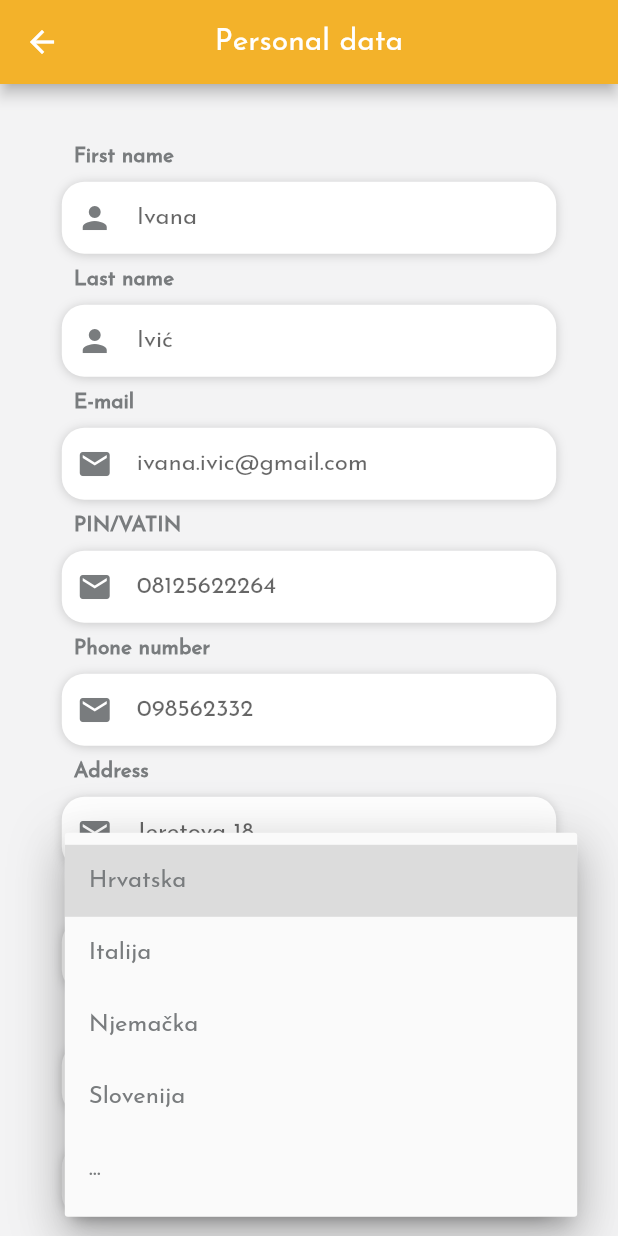
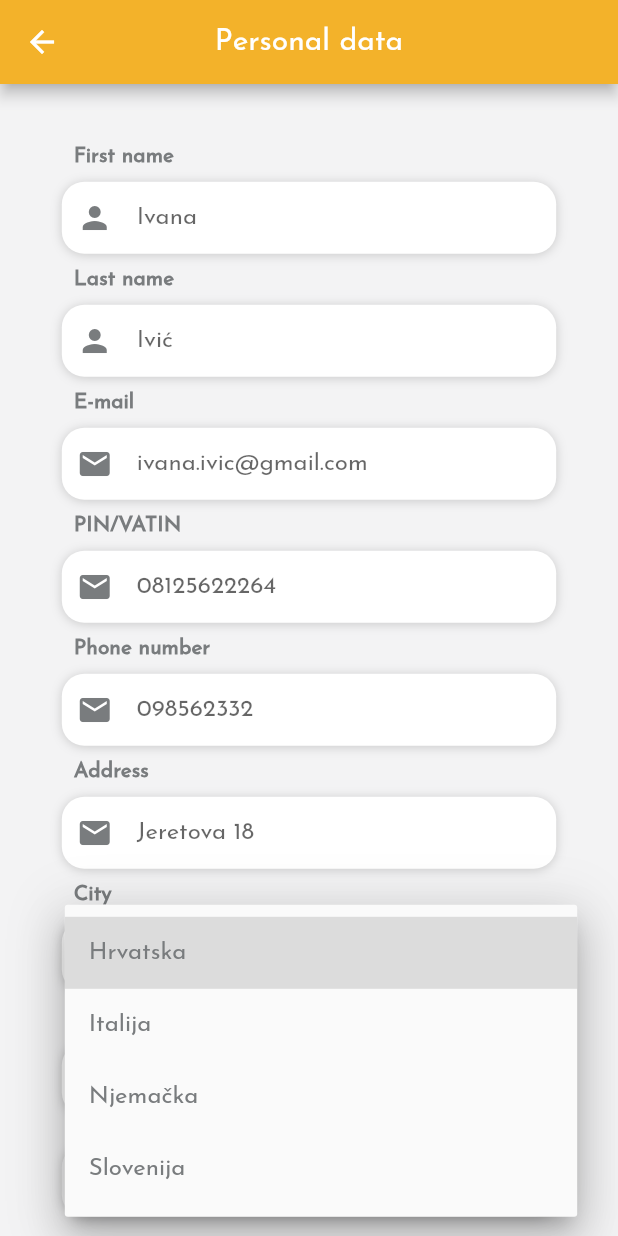
Before and after one commit to lucijaba7/Go2Bike, a Flutter app: the PersonalData screen opened directly, after a tap on "Hrvatska", on a phone screen of 412 x 824 dp. Run offline on Flutter 3.47's test engine with Material 2 defaults, Android fonts, the phone set to English and light mode, and no system bars; our stand-ins replace google_maps_flutter.

Commit message:
some changes

```diff
--- a/lib/components/dropdown_button.dart
+++ b/lib/Screens/Signup/components/dropdown_button.dart
@@ -1,17 +1,15 @@
 import 'package:flutter/material.dart';
-
-import '../constraints.dart';
+import '../../../constraints.dart';
 
 class DropdownButtonWidget extends StatefulWidget {
-  String dropdownValue; //Pula
-  List<String> values;
-  DropdownButtonWidget({Key key, this.dropdownValue, this.values}) : super(key: key);
+  DropdownButtonWidget({Key key}) : super(key: key);
 
   @override
   _DropdownButtonWidgetState createState() => _DropdownButtonWidgetState();
 }
 
 class _DropdownButtonWidgetState extends State<DropdownButtonWidget> {
+  String dropdownValue = 'Pula';
   @override
   Widget build(BuildContext context) {
     Size size = MediaQuery.of(context).size;
@@ -37,16 +35,16 @@ class _DropdownButtonWidgetState extends State<DropdownButtonWidget> {
             borderRadius: BorderRadius.circular(29),
             child: DropdownButtonHideUnderline(
                 child: DropdownButton<String>(
-              value: widget.dropdownValue,
+              value: dropdownValue,
               icon: Icon(Icons.arrow_right),
               iconSize: 24,
               elevation: 16,
               onChanged: (String newValue) {
                 setState(() {
-                  widget.dropdownValue = newValue;
+                  dropdownValue = newValue;
                 });
               },
-              items: widget.values
+              items: ['Pula', 'Rijeka', 'Karlovac']
                   .map<DropdownMenuItem<String>>((String value) {
                 return DropdownMenuItem<String>(
                   value: value,
--- a/lib/Screens/Signup/signup_screen.dart
+++ b/lib/Screens/Signup/signup_screen.dart
@@ -1,5 +1,5 @@
 import 'package:flutter/material.dart';
-import 'package:go2bike/components/dropdown_button.dart';
+import 'package:go2bike/screens/signup/components/dropdown_button.dart';
 import 'package:go2bike/components/rounded_button.dart';
 import 'package:go2bike/screens/login/login_screen.dart';
 import 'package:go2bike/components/already_have_an_account_check.dart';
@@ -43,7 +43,7 @@ class _SignUpScreenState extends State<SignUpScreen> {
               ),
               SizedBox(height: size.height * 0.05),
               SignupForm(),
-              DropdownButtonWidget(dropdownValue: "Pula", values: ['Pula', 'Rijeka', 'Karlovac'],),
+              DropdownButtonWidget(),
               RoundedButton(
                 text: AppLocalization.of(context).translate('register'),
                 press: () {},
--- /dev/null
+++ b/lib/Screens/account/components/dropdown_button.dart
@@ -0,0 +1,61 @@
+import 'package:flutter/material.dart';
+import '../../../constraints.dart';
+
+class DropdownButtonWidget extends StatefulWidget {
+  DropdownButtonWidget({Key key}) : super(key: key);
+
+  @override
+  _DropdownButtonWidgetState createState() => _DropdownButtonWidgetState();
+}
+
+class _DropdownButtonWidgetState extends State<DropdownButtonWidget> {
+  String dropdownValue = 'Hrvatska';
+  @override
+  Widget build(BuildContext context) {
+    Size size = MediaQuery.of(context).size;
+    return Container(
+      margin: EdgeInsets.symmetric(vertical: 10),
+      padding: EdgeInsets.symmetric(horizontal: 10, vertical: 0),
+      width: size.width * 0.8,
+      decoration: BoxDecoration(
+          color: kPrimaryLightColor,
+          // neki shadow na botun
+          borderRadius: BorderRadius.circular(15),
+          boxShadow: [
+            BoxShadow(
+              color: Colors.grey.withOpacity(0.5),
+              spreadRadius: 0.0,
+              blurRadius: 5.0,
+              offset: Offset(0.0, 0.75), // changes position of shadow
+            ),
+          ]),
+      child: Padding(
+        padding: const EdgeInsets.only(left: 8.0),
+        child: ClipRRect(
+            borderRadius: BorderRadius.circular(29),
+            child: DropdownButtonHideUnderline(
+                child: DropdownButton<String>(
+              value: dropdownValue,
+              icon: Icon(Icons.arrow_right),
+              iconSize: 24,
+              elevation: 16,
+              onChanged: (String newValue) {
+                setState(() {
+                  dropdownValue = newValue;
+                });
+              },
+              items: ['Hrvatska', 'Italija', 'Njemačka', 'Slovenija']
+                  .map<DropdownMenuItem<String>>((String value) {
+                return DropdownMenuItem<String>(
+                  value: value,
+                  child: Text(
+                    value,
+                    style: TextStyle(color: kPrimaryDarkColor),
+                  ),
+                );
+              }).toList(),
+            ))),
+      ),
+    );
+  }
+}
--- a/lib/Screens/account/components/personal_data_form.dart
+++ b/lib/Screens/account/components/personal_data_form.dart
@@ -1,29 +1,20 @@
 import 'package:flutter/material.dart';
-import 'package:go2bike/components/dropdown_button.dart';
 import 'package:go2bike/components/rounded_input_field.dart';
 import 'package:go2bike/localization/app_localization.dart';
+import 'package:go2bike/screens/account/components/dropdown_button.dart';
 
-class PersonalDataForm extends StatelessWidget {
+class PersonalDataForm extends StatefulWidget {
+  @override
+  _PersonalDataFormState createState() => _PersonalDataFormState();
+}
+
+class _PersonalDataFormState extends State<PersonalDataForm> {
   @override
   Widget build(BuildContext context) {
     Size size = MediaQuery.of(context).size;
     return Column(
       children: [
         SizedBox(height: size.height * 0.05),
-              /*Row(
-                mainAxisAlignment: MainAxisAlignment.spaceEvenly,
-                children: [
-                  SmallRoundedInputField(
-                    label: AppLocalization.of(context).translate('first_name'),
-                    hintText: "Ivana",
-                    onChanged: (value) {},
-                  ),
-                  SmallRoundedInputField(
-                    label: AppLocalization.of(context).translate('last_name'),
-                    hintText: "Ivić",
-                    onChanged: (value) {},
-                  ),
-              ],),*/
         RoundedInputField(
           label: AppLocalization.of(context).translate('first_name'),
           hintText: "Ivana",
@@ -40,20 +31,6 @@ class PersonalDataForm extends StatelessWidget {
           hintText: "ivana.ivic@gmail.com",
           onChanged: (value) {},
         ),
-              /*Row(
-                mainAxisAlignment: MainAxisAlignment.spaceEvenly,
-                children: [
-                  SmallRoundedInputField(
-                    label: AppLocalization.of(context).translate('oib'),
-                    hintText: "08125622264",
-                    onChanged: (value) {},
-                  ),
-                  SmallRoundedInputField(
-                    label: AppLocalization.of(context).translate('phone_number'),
-                    hintText: "098562332",
-                    onChanged: (value) {},
-                  ),
-              ],),*/
         RoundedInputField(
           label: AppLocalization.of(context).translate('oib'),
           email: true,
@@ -72,20 +49,6 @@ class PersonalDataForm extends StatelessWidget {
           hintText: "Jeretova 18",
           onChanged: (value) {},
         ),
-            /*Row(
-                mainAxisAlignment: MainAxisAlignment.spaceEvenly,
-                children: [
-                  SmallRoundedInputField(
-                    label: AppLocalization.of(context).translate('city'),
-                    hintText: "Pula",
-                    onChanged: (value) {},
-                  ),
-                  SmallRoundedInputField(
-                    label: AppLocalization.of(context).translate('postal_code'),
-                    hintText: "52100",
-                    onChanged: (value) {},
-                  ),
-              ],),*/
         RoundedInputField(
           label: AppLocalization.of(context).translate('city'),
           email: true,
@@ -98,7 +61,7 @@ class PersonalDataForm extends StatelessWidget {
           hintText: "52100",
           onChanged: (value) {},
         ),
-              DropdownButtonWidget(dropdownValue: "Hrvatska", values: ['Hrvatska', 'Italija', 'Njemačka', 'Slovenija', '...'],),
+        DropdownButtonWidget(),
         SizedBox(height: size.height * 0.02),
       ],
     );
--- a/lib/Screens/account/personal_data_screen.dart
+++ b/lib/Screens/account/personal_data_screen.dart
@@ -7,6 +7,7 @@ import '../../constraints.dart';
 class PersonalData extends StatelessWidget {
   @override
   Widget build(BuildContext context) {
+    Size size = MediaQuery.of(context).size;
     return Scaffold(
       appBar: AppBar(
         title: Text(AppLocalization.of(context).translate('personal_data')),
@@ -23,6 +24,7 @@ class PersonalData extends StatelessWidget {
                   text: AppLocalization.of(context).translate('save'),
                   press: () {},
                 ),
+                SizedBox(height: size.height * 0.02),
               ]
             ),
           )
--- a/lib/components/rounded_button.dart
+++ b/lib/components/rounded_button.dart
@@ -19,22 +19,9 @@ class RoundedButton extends StatelessWidget {
     return Container(
       margin: EdgeInsets.symmetric(vertical: 10),
       width: size.width * 0.8,
-      decoration: BoxDecoration(
-          // neki shadow na botun
-          borderRadius: BorderRadius.circular(29),
-          boxShadow: [
-            BoxShadow(
-              color: Colors.grey.withOpacity(0.5),
-              spreadRadius: 0.0,
-              blurRadius: 5.0,
-              offset: Offset(0.0, 0.75), // changes position of shadow
-            ),
-          ]),
       child: ClipRRect(
         borderRadius: BorderRadius.circular(29),
-        child: FlatButton(
-          padding: EdgeInsets.symmetric(vertical: 15, horizontal: 40),
-          color: color,
+        child: TextButton(
           onPressed: press,
           child: Text(
             text,
@@ -43,6 +30,15 @@ class RoundedButton extends StatelessWidget {
               fontSize: 20,
             ),
           ),
+          style: ButtonStyle(
+            padding: MaterialStateProperty.all<EdgeInsets>(EdgeInsets.all(15)),
+            backgroundColor: MaterialStateProperty.all<Color>(color),
+            shape: MaterialStateProperty.all<RoundedRectangleBorder>(
+              RoundedRectangleBorder(
+                borderRadius: BorderRadius.circular(18.0),
+              )
+            )
+          ),
         ),
       ),
     );
```
Also changed, not shown: lib/Screens/account/bike_rents_screen.dart (+6 -1 lines), lib/Screens/account/components/rent_card.dart (+40 -2 lines). Lines whose indentation alone changed are shown as unchanged.
